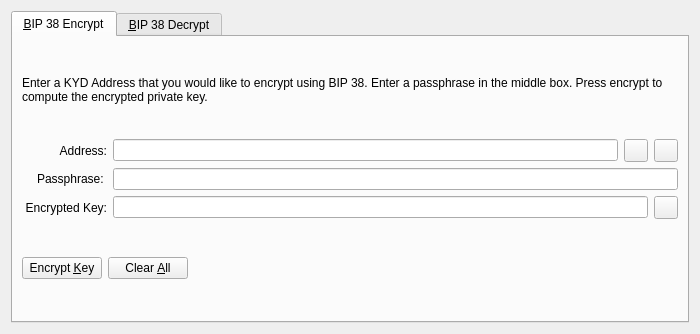
The window that src/qt/forms/bip38tooldialog.ui (kydcoin/KYD3) describes before a commit, drawn with Qt 5.
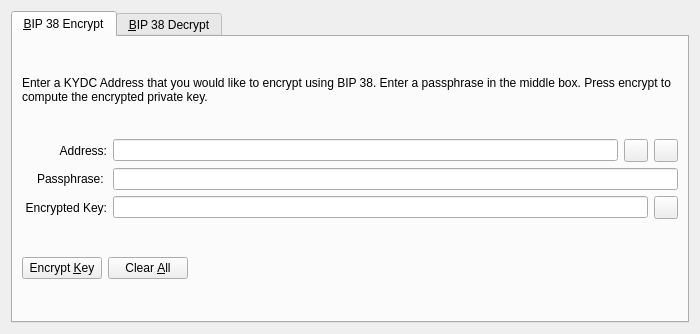
The same window after the commit. The open tabs and pages were chosen to show the change. Icons and pictures are not drawn. Custom widgets are drawn as their Qt base class.

Commit message: Change ticker from KYD to KYDC

Patch:
```diff
--- a/src/qt/forms/bip38tooldialog.ui
+++ b/src/qt/forms/bip38tooldialog.ui
@@ -30,7 +30,7 @@
        <item>
         <widget class="QLabel" name="infoLabel_ENC">
          <property name="text">
-          <string>Enter a KYD Address that you would like to encrypt using BIP 38. Enter a passphrase in the middle box. Press encrypt to compute the encrypted private key.</string>
+          <string>Enter a KYDC Address that you would like to encrypt using BIP 38. Enter a passphrase in the middle box. Press encrypt to compute the encrypted private key.</string>
          </property>
          <property name="textFormat">
           <enum>Qt::PlainText</enum>
```
Left out of the diff: 4 changed lines with no effect on the pictures. The commit also changes 75 other files.
